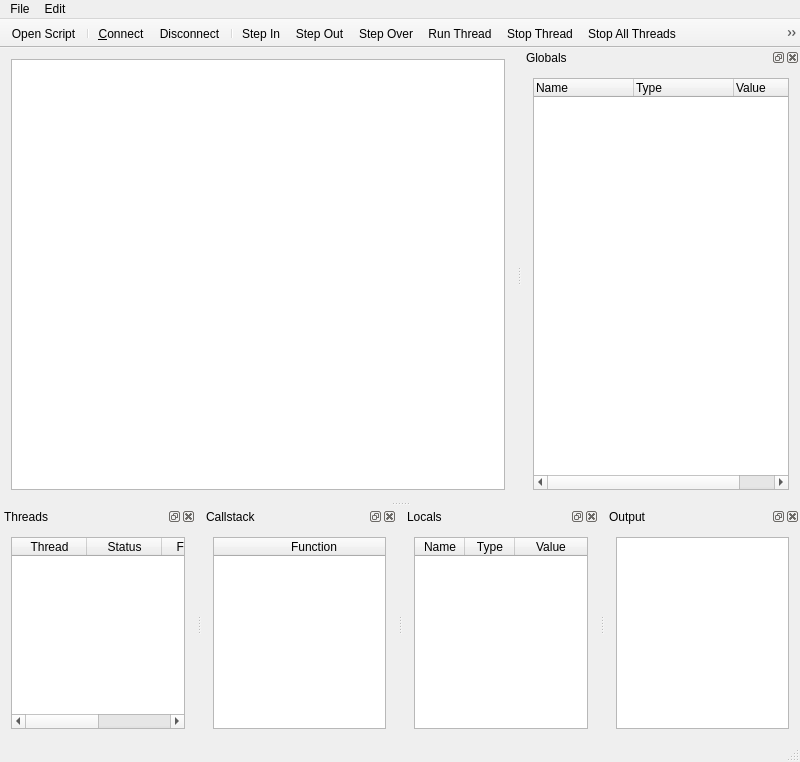
jswigart/gmscriptex, file gmsrc_ex/tools/GMDebuggerQt/gmdebuggerqt.ui: the form before one commit.
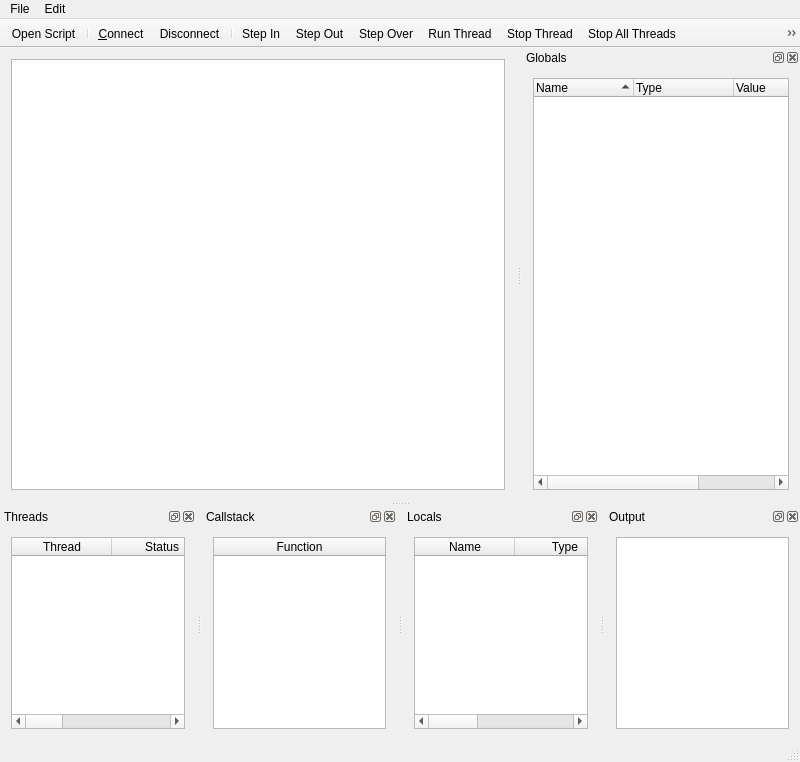
The form after the commit. Icons and pictures are not drawn. Custom widgets are drawn as their Qt base class.

Diff of the .ui file:
```diff
--- a/gmsrc_ex/tools/GMDebuggerQt/gmdebuggerqt.ui
+++ b/gmsrc_ex/tools/GMDebuggerQt/gmdebuggerqt.ui
@@ -159,10 +159,10 @@
         <bool>true</bool>
        </attribute>
        <attribute name="horizontalHeaderCascadingSectionResizes">
-        <bool>true</bool>
+        <bool>false</bool>
        </attribute>
        <attribute name="horizontalHeaderDefaultSectionSize">
-        <number>75</number>
+        <number>100</number>
        </attribute>
        <attribute name="horizontalHeaderMinimumSectionSize">
         <number>50</number>
@@ -183,7 +183,7 @@
         <bool>true</bool>
        </attribute>
        <attribute name="horizontalHeaderCascadingSectionResizes">
-        <bool>true</bool>
+        <bool>false</bool>
        </attribute>
        <attribute name="horizontalHeaderVisible">
         <bool>true</bool>
@@ -195,7 +195,7 @@
         <bool>true</bool>
        </attribute>
        <attribute name="horizontalHeaderDefaultSectionSize">
-        <number>75</number>
+        <number>100</number>
        </attribute>
        <column>
         <property name="text">
@@ -252,10 +252,10 @@
         <number>1</number>
        </property>
        <attribute name="horizontalHeaderDefaultSectionSize">
-        <number>200</number>
+        <number>100</number>
        </attribute>
        <attribute name="horizontalHeaderMinimumSectionSize">
-        <number>200</number>
+        <number>50</number>
        </attribute>
        <attribute name="horizontalHeaderShowSortIndicator" stdset="0">
         <bool>true</bool>
@@ -282,10 +282,10 @@
         <bool>true</bool>
        </attribute>
        <attribute name="horizontalHeaderMinimumSectionSize">
-        <number>200</number>
+        <number>50</number>
        </attribute>
        <attribute name="horizontalHeaderDefaultSectionSize">
-        <number>200</number>
+        <number>100</number>
        </attribute>
        <column>
         <property name="text">
@@ -324,7 +324,7 @@
         <number>3</number>
        </property>
        <attribute name="horizontalHeaderDefaultSectionSize">
-        <number>50</number>
+        <number>100</number>
        </attribute>
        <attribute name="horizontalHeaderMinimumSectionSize">
         <number>50</number>
@@ -357,7 +357,7 @@
         <number>50</number>
        </attribute>
        <attribute name="horizontalHeaderDefaultSectionSize">
-        <number>50</number>
+        <number>100</number>
        </attribute>
        <column>
         <property name="text">
@@ -396,17 +396,44 @@
        <property name="editTriggers">
         <set>QAbstractItemView::NoEditTriggers</set>
        </property>
+       <property name="showDropIndicator" stdset="0">
+        <bool>false</bool>
+       </property>
+       <property name="horizontalScrollMode">
+        <enum>QAbstractItemView::ScrollPerItem</enum>
+       </property>
+       <property name="uniformRowHeights">
+        <bool>true</bool>
+       </property>
+       <attribute name="headerCascadingSectionResizes">
+        <bool>false</bool>
+       </attribute>
        <attribute name="headerDefaultSectionSize">
         <number>100</number>
        </attribute>
        <attribute name="headerMinimumSectionSize">
-        <number>75</number>
+        <number>50</number>
        </attribute>
+       <attribute name="headerShowSortIndicator" stdset="0">
+        <bool>true</bool>
+       </attribute>
+       <attribute name="headerStretchLastSection">
+        <bool>false</bool>
+       </attribute>
+       <attribute name="headerCascadingSectionResizes">
+        <bool>false</bool>
+       </attribute>
        <attribute name="headerDefaultSectionSize">
         <number>100</number>
        </attribute>
        <attribute name="headerMinimumSectionSize">
-        <number>75</number>
+        <number>50</number>
+       </attribute>
+       <attribute name="headerShowSortIndicator" stdset="0">
+        <bool>true</bool>
+       </attribute>
+       <attribute name="headerStretchLastSection">
+        <bool>false</bool>
        </attribute>
        <column>
         <property name="text">
```
